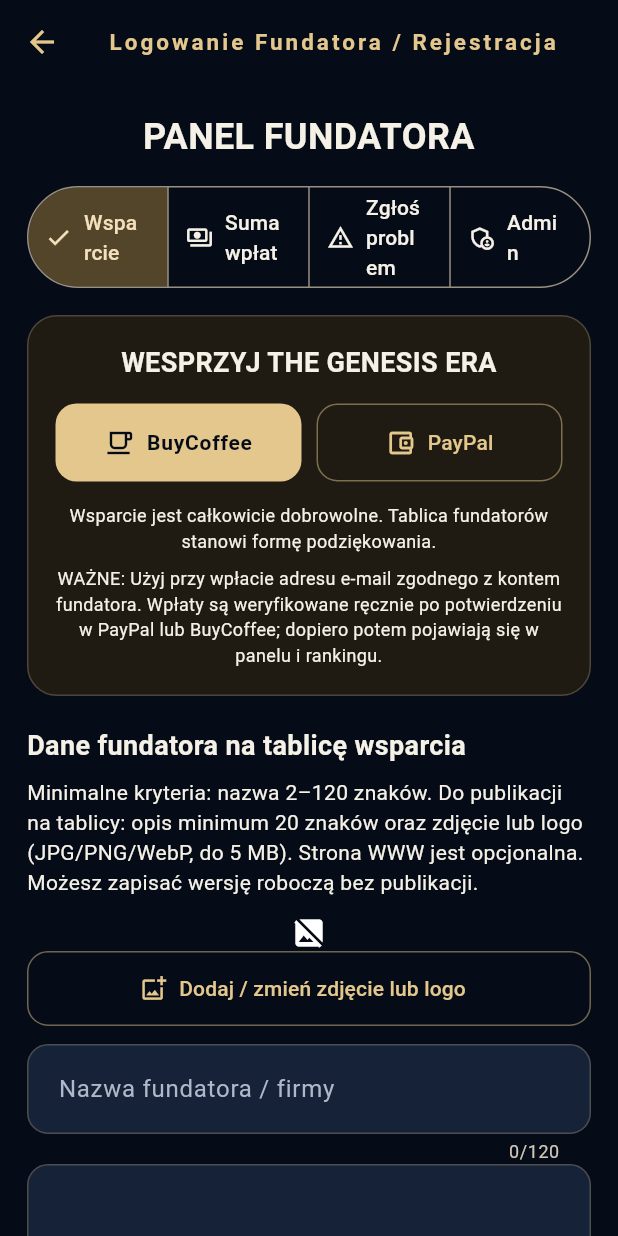
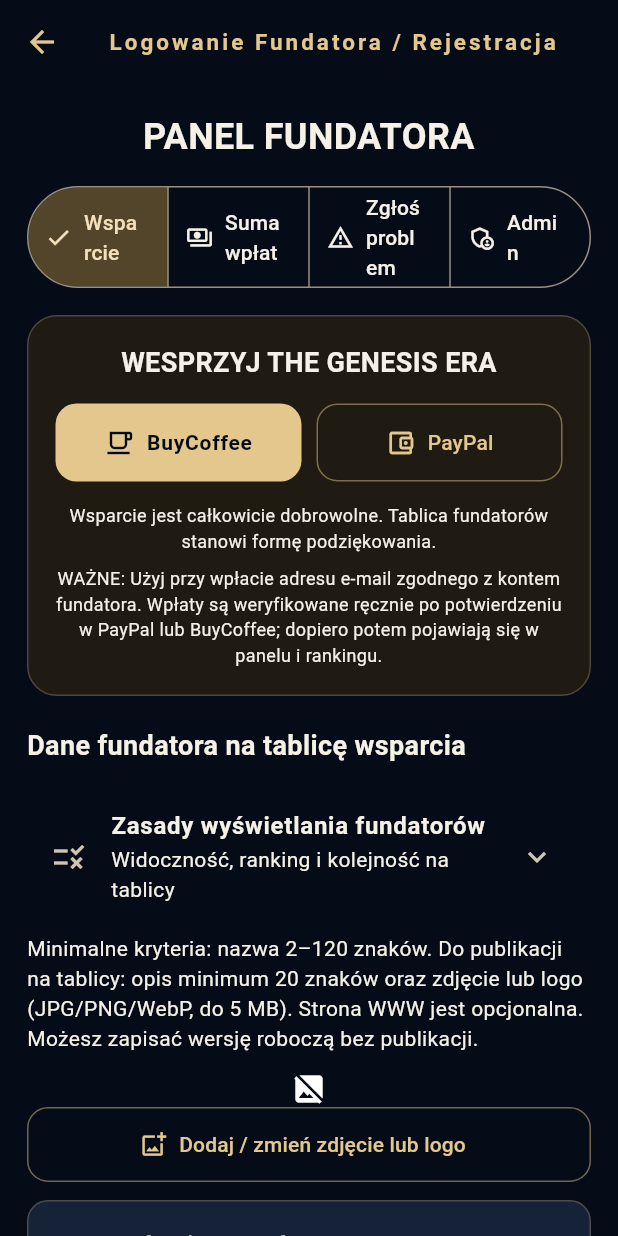
Before and after one commit to AIGlobalCommunity/ai-global-app, a Flutter app: the GenesisFinancialSupport screen opened directly, after a tap on "Logowanie Fundatora / Rejestracja", on a phone screen of 412 x 824 dp. Run offline on Flutter 3.47's test engine with Material 3 defaults, Android fonts, the phone set to English and light mode, and no system bars; our stand-ins replace flutter_svg, image_picker, share_plus, shared_preferences, supabase_flutter; missing offline and left inert: dart:html, dart:ui_web; accounts and stored records are empty; network calls fail; Roboto replaces fonts that are missing (Georgia).

Commit message:
Explain founder public visibility and ranking rules in dashboard

```diff
--- a/lib/genesis_founder_dashboard.dart
+++ b/lib/genesis_founder_dashboard.dart
@@ -312,6 +312,30 @@
             const Text('Dane fundatora na tablicę wsparcia',
               style: TextStyle(fontSize: 18, fontWeight: FontWeight.bold)),
             const SizedBox(height: 8),
+            const SizedBox(height: 12),
+            ExpansionTile(
+              leading: const Icon(Icons.rule_outlined),
+              title: const Text('Zasady wyświetlania fundatorów',
+                style: TextStyle(fontWeight: FontWeight.w600)),
+              subtitle: const Text('Widoczność, ranking i kolejność na tablicy'),
+              childrenPadding: const EdgeInsets.fromLTRB(16, 0, 16, 14),
+              children: const [
+                Text('1. Fundator sam decyduje, czy jego profil będzie publiczny. Aby pojawić się na tablicy, włącz opcję publikacji i zapisz dane.'),
+                SizedBox(height: 8),
+                Text('2. Profil publiczny wymaga nazwy (2–120 znaków), opisu (minimum 20 znaków) oraz zdjęcia lub logo (JPG, PNG, WebP, do 5 MB). Strona internetowa jest opcjonalna.'),
+                SizedBox(height: 8),
+                Text('3. Na tablicy widoczne są nazwa, opis, zdjęcie lub logo, opcjonalny link do strony oraz suma zweryfikowanych wpłat. Adres e-mail i identyfikatory transakcji nie są publikowane.'),
+                SizedBox(height: 8),
+                Text('4. Publiczny profil może być widoczny także przy sumie 0 PLN. Wpłaty zwiększają wynik dopiero po ręcznej weryfikacji przez administratora.'),
+                SizedBox(height: 8),
+                Text('5. Domyślny ranking pokazuje najwyższą łączną sumę wpłat jako pierwszą. Przy jednakowej kwocie wyżej znajduje się fundator, który dołączył wcześniej.'),
+                SizedBox(height: 8),
+                Text('6. Odwiedzający mogą wyszukiwać fundatorów i sortować listę według kwoty, nazwy lub daty dołączenia.'),
+                SizedBox(height: 8),
+                Text('7. Wyłączenie publikacji ukrywa profil z publicznej tablicy, ale nie usuwa historii zweryfikowanych wpłat z konta fundatora.'),
+              ],
+            ),
+            const SizedBox(height: 10),
             const Text('Minimalne kryteria: nazwa 2–120 znaków. Do publikacji na tablicy: opis minimum 20 znaków oraz zdjęcie lub logo (JPG/PNG/WebP, do 5 MB). Strona WWW jest opcjonalna. Możesz zapisać wersję roboczą bez publikacji.'),
             const SizedBox(height: 12),
             if (photoUrl != null) Center(child: ClipRRect(
```
